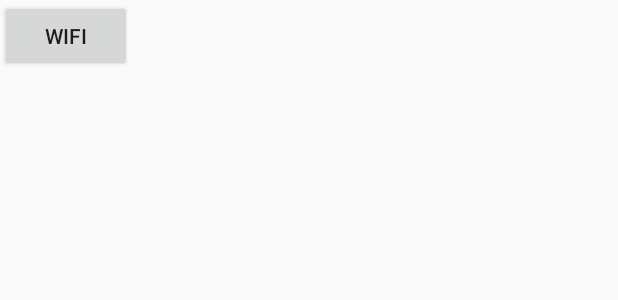
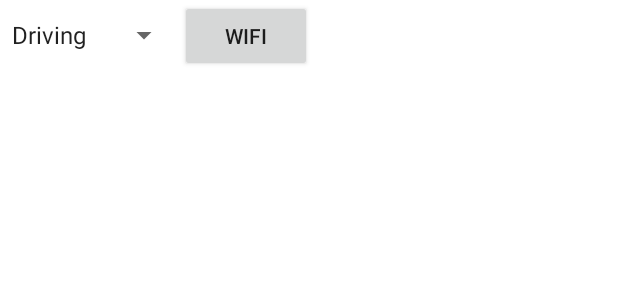
Before and after one commit to brianc118/wifree, an Android app: the layout activity_main.xml on its own in the app's theme, with its tools: preview values and no code run, on a phone screen of 412 x 824 dp. Shown: the top 300 px of the screen. Run offline under Robolectric (Android 15) with nearby library versions, the phone set to English and light mode, and no system bars.

Commit message:
Update app

```diff
--- a/WiFree2/app/build.gradle
+++ b/WiFree2/app/build.gradle
@@ -28,5 +28,9 @@ dependencies {
     compile 'com.android.support.constraint:constraint-layout:1.0.2'
     testCompile 'junit:junit:4.12'
     compile 'com.google.android.gms:play-services-maps:10.2.0'
+    //compile 'com.android.support:cardview-v7:25.3.1'
+    //compile 'com.android.support:design:25.3.1'
+    //compile 'org.osmdroid:osmdroid-android:5.6.5'
+
 
 }
--- a/WiFree2/app/src/main/res/layout/activity_main.xml
+++ b/WiFree2/app/src/main/res/layout/activity_main.xml
@@ -1,16 +1,25 @@
 <?xml version="1.0" encoding="utf-8"?>
-<android.support.constraint.ConstraintLayout xmlns:android="http://schemas.android.com/apk/res/android"
+<LinearLayout xmlns:android="http://schemas.android.com/apk/res/android"
     xmlns:app="http://schemas.android.com/apk/res-auto"
     xmlns:tools="http://schemas.android.com/tools"
     android:layout_width="match_parent"
     android:layout_height="match_parent"
-    tools:context="com.example.krrishdholakia.wifree2.MainActivity">
+    tools:context="com.example.krrishdholakia.wifree2.MainActivity"
+    android:background="#FFFFFF">
 
-    <Button
-        android:id="@+id/button"
-        android:layout_width="wrap_content"
-        android:layout_height="wrap_content"
-        android:text="WiFi"
-        tools:layout_editor_absoluteX="133dp"
-        tools:layout_editor_absoluteY="210dp" />
-</android.support.constraint.ConstraintLayout>
+
+        <Spinner
+            android:id="@+id/spinner1"
+            android:layout_width="wrap_content"
+            android:layout_height="wrap_content"
+            android:entries="@array/travel_modes"
+            android:prompt="@string/mode_prompt" />
+
+        <Button
+            android:id="@+id/button"
+            android:layout_width="wrap_content"
+            android:layout_height="wrap_content"
+            android:text="WiFi"
+            android:gravity="center"/>
+
+</LinearLayout>
--- a/WiFree2/app/src/main/res/values/strings.xml
+++ b/WiFree2/app/src/main/res/values/strings.xml
@@ -1,3 +1,11 @@
 <resources>
-    <string name="app_name">WiFree2</string>
+    <string name="app_name">WiFree</string>
+    <string name="mode_prompt">Choose a mode of transport</string>
+
+    <string-array name="travel_modes">
+        <item>Driving</item>
+        <item>Walking</item>
+        <item>Transit</item>
+    </string-array>
+
 </resources>
```
Also changed, not shown: WiFree2/app/src/main/java/com/example/krrishdholakia/wifree2/MainActivity.java (+41 -37 lines).
